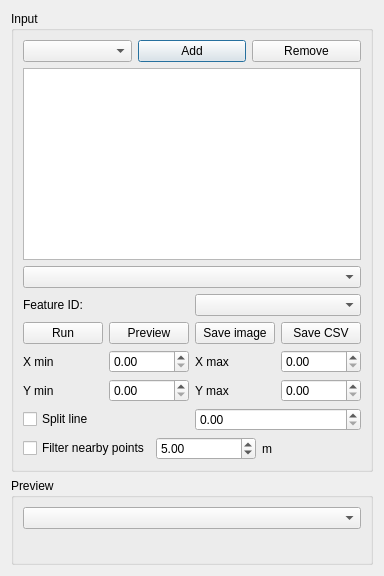
This is topobathy_profiles_dialog_base.ui in evecchi/topobathy_profiles as Qt 5 draws it before an edit. The edited form follows.
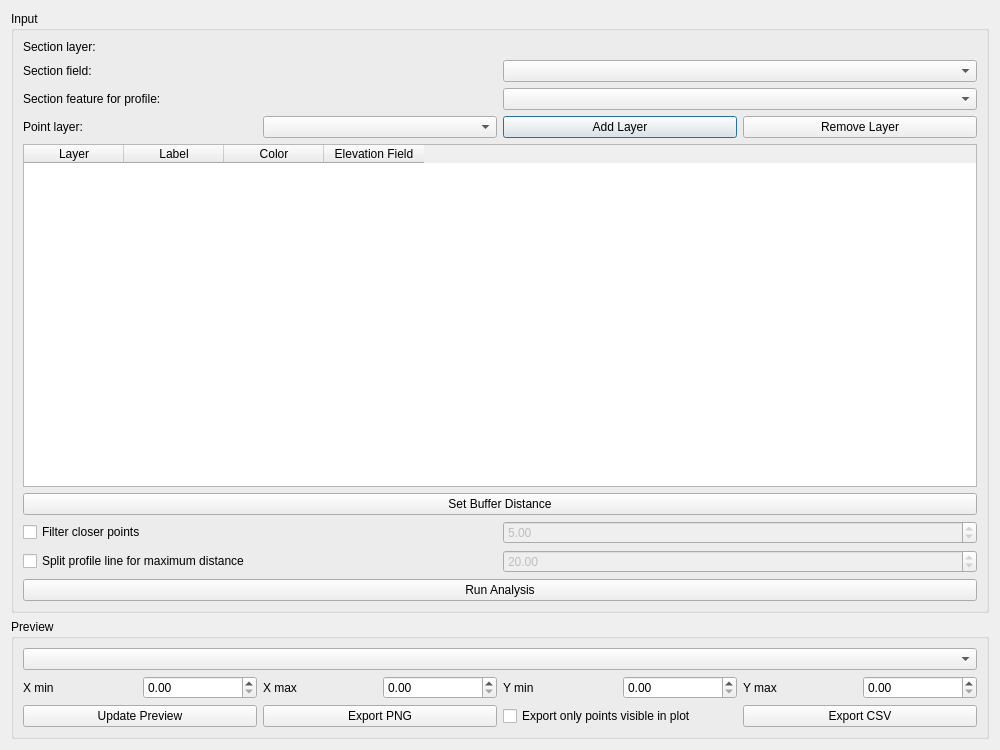
This is the edited form. Custom widgets are drawn as their Qt base class.

Patch:
```diff
--- a/topobathy_profiles_dialog_base.ui
+++ b/topobathy_profiles_dialog_base.ui
@@ -2,12 +2,21 @@
 <ui version="4.0">
  <class>TopoBathyProfilesDialogBase</class>
  <widget class="QDialog" name="TopoBathyProfilesDialogBase">
+  <property name="geometry">
+   <rect>
+    <x>0</x>
+    <y>0</y>
+    <width>1000</width>
+    <height>750</height>
+   </rect>
+  </property>
   <property name="windowTitle">
    <string>TopoBathy Profiles</string>
   </property>
 
-  <layout class="QVBoxLayout">
+  <layout class="QVBoxLayout" name="verticalLayout">
 
+   <!-- ================= INPUT GROUP ================= -->
    <item>
     <widget class="QGroupBox" name="groupInput">
      <property name="title">
@@ -15,89 +24,279 @@
      </property>
      <layout class="QVBoxLayout">
 
-      <!-- Point layer -->
+      <!-- Section Layer -->
       <item>
        <layout class="QHBoxLayout">
-        <item><widget class="QComboBox" name="comboPunti"/></item>
-        <item><widget class="QPushButton" name="btnAddLayer"><property name="text"><string>Add</string></property></widget></item>
-        <item><widget class="QPushButton" name="btnRemoveLayer"><property name="text"><string>Remove</string></property></widget></item>
+        <item>
+         <widget class="QLabel">
+          <property name="text">
+           <string>Section layer:</string>
+          </property>
+         </widget>
+        </item>
+        <item>
+         <widget class="QgsMapLayerComboBox" name="comboSectionLayer"/>
+        </item>
        </layout>
       </item>
 
-      <!-- Table label/color -->
-      <item><widget class="QTableWidget" name="tableLayerAnno"/></item>
+      <!-- Section Field -->
+      <item>
+       <layout class="QHBoxLayout">
+        <item>
+         <widget class="QLabel">
+          <property name="text">
+           <string>Section field:</string>
+          </property>
+         </widget>
+        </item>
+        <item>
+         <widget class="QComboBox" name="comboSectionIdField"/>
+        </item>
+       </layout>
+      </item>
 
-      <!-- Section layer -->
-      <item><widget class="QComboBox" name="comboSectionLayer"/></item>
-
-      <!-- Feature to select before Run -->
+      <!-- Section Feature -->
       <item>
        <layout class="QHBoxLayout">
-        <item><widget class="QLabel"><property name="text"><string>Feature ID:</string></property></widget></item>
-        <item><widget class="QComboBox" name="comboFeatureSelezionata"/></item>
+        <item>
+         <widget class="QLabel">
+          <property name="text">
+           <string>Section feature for profile:</string>
+          </property>
+         </widget>
+        </item>
+        <item>
+         <widget class="QComboBox" name="comboSectionFeature"/>
+        </item>
        </layout>
       </item>
 
-      <!-- Main buttons -->
+      <!-- Point Layer -->
       <item>
        <layout class="QHBoxLayout">
-        <item><widget class="QPushButton" name="btnRun"><property name="text"><string>Run</string></property></widget></item>
-        <item><widget class="QPushButton" name="btnPreview"><property name="text"><string>Preview</string></property></widget></item>
-        <item><widget class="QPushButton" name="btnSaveGraph"><property name="text"><string>Save image</string></property></widget></item>
-        <item><widget class="QPushButton" name="btnSaveCSV"><property name="text"><string>Save CSV</string></property></widget></item>
+        <item>
+         <widget class="QLabel">
+          <property name="text">
+           <string>Point layer:</string>
+          </property>
+         </widget>
+        </item>
+        <item>
+         <widget class="QComboBox" name="comboPunti"/>
+        </item>
+        <item>
+         <widget class="QPushButton" name="btnAddLayer">
+          <property name="text">
+           <string>Add Layer</string>
+          </property>
+         </widget>
+        </item>
+        <item>
+         <widget class="QPushButton" name="btnRemoveLayer">
+          <property name="text">
+           <string>Remove Layer</string>
+          </property>
+         </widget>
+        </item>
        </layout>
       </item>
 
-      <!-- AXIS LIMITS -->
+      <!-- Table -->
       <item>
-       <layout class="QGridLayout">
-        <item row="0" column="0"><widget class="QLabel"><property name="text"><string>X min</string></property></widget></item>
-        <item row="0" column="1"><widget class="QDoubleSpinBox" name="spinXMin"/></item>
-        <item row="0" column="2"><widget class="QLabel"><property name="text"><string>X max</string></property></widget></item>
-        <item row="0" column="3"><widget class="QDoubleSpinBox" name="spinXMax"/></item>
+       <widget class="QTableWidget" name="tableLayerAnno">
+        <property name="columnCount">
+         <number>4</number>
+        </property>
+        <column>
+         <property name="text">
+          <string>Layer</string>
+         </property>
+        </column>
+        <column>
+         <property name="text">
+          <string>Label</string>
+         </property>
+        </column>
+        <column>
+         <property name="text">
+          <string>Color</string>
+         </property>
+        </column>
+        <column>
+         <property name="text">
+          <string>Elevation Field</string>
+         </property>
+        </column>
+       </widget>
+      </item>
 
-        <item row="1" column="0"><widget class="QLabel"><property name="text"><string>Y min</string></property></widget></item>
-        <item row="1" column="1"><widget class="QDoubleSpinBox" name="spinYMin"/></item>
-        <item row="1" column="2"><widget class="QLabel"><property name="text"><string>Y max</string></property></widget></item>
-        <item row="1" column="3"><widget class="QDoubleSpinBox" name="spinYMax"/></item>
-       </layout>
+      <!-- Buffer -->
+      <item>
+       <widget class="QPushButton" name="btnSetBuffer">
+        <property name="text">
+         <string>Set Buffer Distance</string>
+        </property>
+       </widget>
       </item>
 
-      <!-- OPTIONS -->
+      <!-- Filter Points -->
       <item>
        <layout class="QHBoxLayout">
-        <item><widget class="QCheckBox" name="chkSplitLine"><property name="text"><string>Split line</string></property></widget></item>
-        <item><widget class="QDoubleSpinBox" name="spinSplitDistance"/></item>
+        <item>
+         <widget class="QCheckBox" name="chkFilterPoints">
+          <property name="text">
+           <string>Filter closer points</string>
+          </property>
+         </widget>
+        </item>
+        <item>
+         <widget class="QDoubleSpinBox" name="spinFilterDistance">
+          <property name="minimum">
+           <double>0.1</double>
+          </property>
+          <property name="maximum">
+           <double>1000000.0</double>
+          </property>
+          <property name="value">
+           <double>5.0</double>
+          </property>
+          <property name="enabled">
+           <bool>false</bool>
+          </property>
+         </widget>
+        </item>
        </layout>
       </item>
 
+      <!-- Split Profile on Max Distance -->
       <item>
        <layout class="QHBoxLayout">
-        <item><widget class="QCheckBox" name="chkFiltraPunti"><property name="text"><string>Filter nearby points</string></property></widget></item>
-        <item><widget class="QDoubleSpinBox" name="spinDistanzaMinPlot"><property name="value"><double>5</double></property></widget></item>
-        <item><widget class="QLabel"><property name="text"><string>m</string></property></widget></item>
+        <item>
+         <widget class="QCheckBox" name="chkSplitProfile">
+          <property name="text">
+           <string>Split profile line for maximum distance</string>
+          </property>
+         </widget>
+        </item>
+        <item>
+         <widget class="QDoubleSpinBox" name="spinMaxSegmentLength">
+          <property name="minimum">
+           <double>0.1</double>
+          </property>
+          <property name="maximum">
+           <double>1000000.0</double>
+          </property>
+          <property name="value">
+           <double>20.0</double>
+          </property>
+          <property name="enabled">
+           <bool>false</bool>
+          </property>
+         </widget>
+        </item>
        </layout>
       </item>
 
+
+      <!-- Run -->
+      <item>
+       <widget class="QPushButton" name="btnRun">
+        <property name="text">
+         <string>Run Analysis</string>
+        </property>
+       </widget>
+      </item>
+
      </layout>
     </widget>
    </item>
 
-   <!-- Preview -->
+   <!-- ================= PREVIEW GROUP ================= -->
    <item>
     <widget class="QGroupBox" name="groupPreview">
-     <property name="title"><string>Preview</string></property>
-     <layout class="QVBoxLayout">
-      <item><widget class="QComboBox" name="comboPreview"/></item>
+     <property name="title">
+      <string>Preview</string>
+     </property>
+
+     <layout class="QVBoxLayout" name="layoutPreview">
+
       <item>
-       <widget class="QWidget" name="layoutPreview">
-        <layout class="QVBoxLayout"/>
-       </widget>
+       <widget class="QComboBox" name="comboPreview"/>
       </item>
+
+      <!-- Axis Controls -->
+      <item>
+       <layout class="QHBoxLayout">
+
+        <item><widget class="QLabel"><property name="text"><string>X min</string></property></widget></item>
+        <item><widget class="QDoubleSpinBox" name="spinXMin"/></item>
+
+        <item><widget class="QLabel"><property name="text"><string>X max</string></property></widget></item>
+        <item><widget class="QDoubleSpinBox" name="spinXMax"/></item>
+
+        <item><widget class="QLabel"><property name="text"><string>Y min</string></property></widget></item>
+        <item><widget class="QDoubleSpinBox" name="spinYMin"/></item>
+
+        <item><widget class="QLabel"><property name="text"><string>Y max</string></property></widget></item>
+        <item><widget class="QDoubleSpinBox" name="spinYMax"/></item>
+
+       </layout>
+      </item>
+
+      <!-- Export Buttons -->
+      <item>
+       <layout class="QHBoxLayout">
+        <item>
+         <widget class="QPushButton" name="btnPreview">
+          <property name="text">
+           <string>Update Preview</string>
+          </property>
+         </widget>
+        </item>
+        <item>
+         <widget class="QPushButton" name="btnSaveGraph">
+          <property name="text">
+           <string>Export PNG</string>
+          </property>
+         </widget>
+        </item>
+        <item>
+         <layout class="QHBoxLayout">
+          <item>
+           <widget class="QCheckBox" name="chkExportShownOnly">
+            <property name="text">
+             <string>Export only points visible in plot</string>
+            </property>
+           </widget>
+          </item>
+         </layout>
+        </item>
+        <item>
+         <widget class="QPushButton" name="btnSaveCSV">
+          <property name="text">
+           <string>Export CSV</string>
+          </property>
+         </widget>
+        </item>
+       </layout>
+      </item>
+
      </layout>
     </widget>
    </item>
 
   </layout>
  </widget>
+
+ <customwidgets>
+  <customwidget>
+   <class>QgsMapLayerComboBox</class>
+   <extends>QWidget</extends>
+   <header>qgis.gui</header>
+  </customwidget>
+ </customwidgets>
+
+ <resources/>
+ <connections/>
 </ui>
```
Left out of the diff: 3 changed lines with no effect on the pictures.
